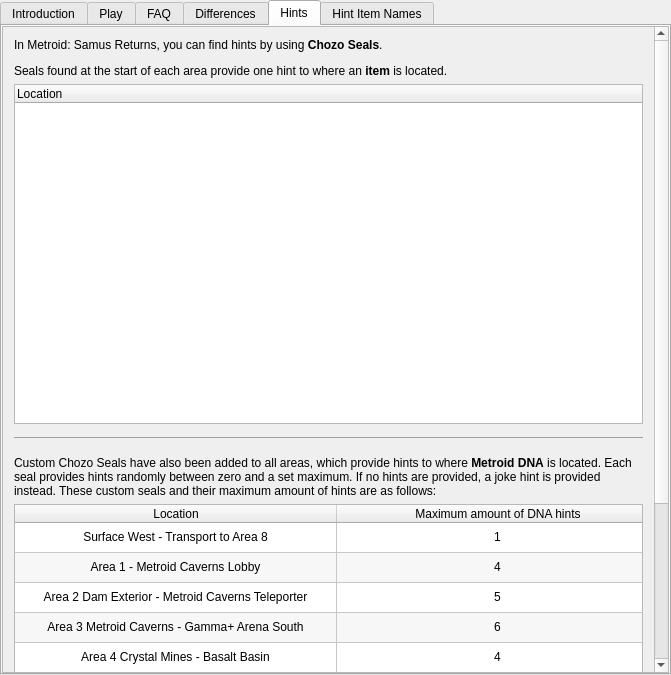
This is randovania/games/samus_returns/gui/ui_files/games_tab_samusreturns_widget.ui in randovania/randovania as Qt 5 draws it before an edit. The edited form follows.
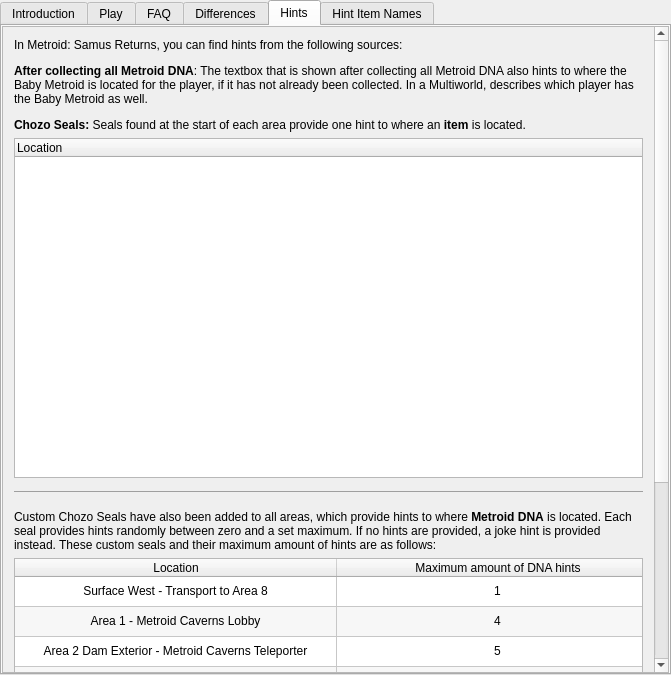
This is the edited form. The open tabs and pages were chosen to show the change. Custom widgets are drawn as their Qt base class.

Commit message: Update Hints tab

The edit to the form file:
```diff
--- a/randovania/games/samus_returns/gui/ui_files/games_tab_samusreturns_widget.ui
+++ b/randovania/games/samus_returns/gui/ui_files/games_tab_samusreturns_widget.ui
@@ -199,14 +199,14 @@
          <x>0</x>
          <y>0</y>
          <width>651</width>
-         <height>849</height>
+         <height>874</height>
         </rect>
        </property>
        <layout class="QVBoxLayout" name="verticalLayout_2">
         <item>
          <widget class="QLabel" name="hints_label">
           <property name="text">
-           <string>&lt;html&gt;&lt;head/&gt;&lt;body&gt;&lt;p&gt;In Metroid: Samus Returns, you can find hints by using &lt;span style=&quot; font-weight:600;&quot;&gt;Chozo Seals&lt;/span&gt;.&lt;/p&gt;&lt;p align=&quot;justify&quot;&gt;Seals found at the start of each area provide one hint to where an &lt;span style=&quot; font-weight:600;&quot;&gt;item&lt;/span&gt; is located.&lt;/p&gt;&lt;/body&gt;&lt;/html&gt;</string>
+           <string>&lt;html&gt;&lt;head/&gt;&lt;body&gt;&lt;p&gt;In Metroid: Samus Returns, you can find hints from the following sources:&lt;/p&gt;&lt;p&gt;&lt;span style=&quot; font-weight:600;&quot;&gt;After collecting all Metroid DNA&lt;/span&gt;: The textbox that is shown after collecting all Metroid DNA also hints to where the Baby Metroid is located for the player, if it has not already been collected. In a Multiworld, describes which player has the Baby Metroid as well.&lt;/p&gt;&lt;p&gt;&lt;span style=&quot; font-weight:600;&quot;&gt;Chozo Seals: &lt;/span&gt;Seals found at the start of each area provide one hint to where an &lt;span style=&quot; font-weight:600;&quot;&gt;item&lt;/span&gt; is located.&lt;/p&gt;&lt;/body&gt;&lt;/html&gt;</string>
           </property>
           <property name="alignment">
            <set>Qt::AlignLeading|Qt::AlignLeft|Qt::AlignTop</set>
```
Left out of the diff: 2 changed lines with no effect on the pictures.
